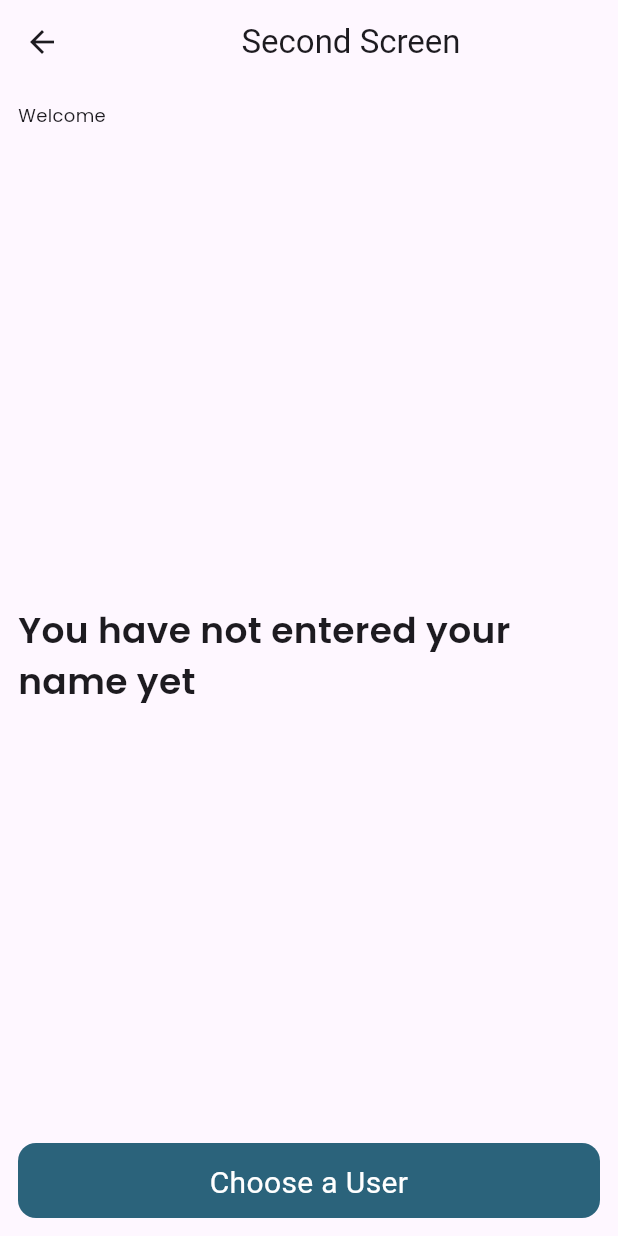
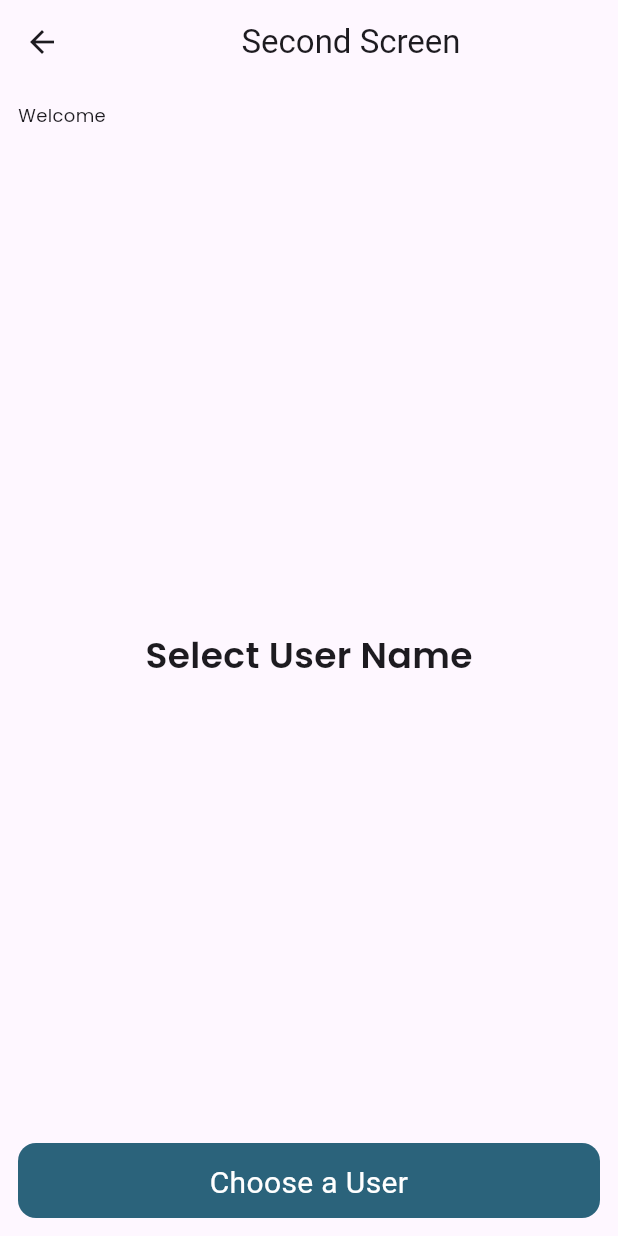
Before and after one commit to DeepSyyy/submisi_suitmedia_flutter, a Flutter app: the screen it shows after launch, after a tap on "NEXT", on a phone screen of 412 x 824 dp. Run offline on Flutter 3.47's test engine with Material 3 defaults, Android fonts, the phone set to English and light mode, and no system bars; our stand-ins replace dartz, dio, google_fonts, infinite_scroll_pagination; network calls fail.

Commit message:
edit: text when user not selected

```diff
--- a/lib/features/welcome/welcome_screen.dart
+++ b/lib/features/welcome/welcome_screen.dart
@@ -46,9 +46,7 @@ class _WelcomeScreenState extends State<WelcomeScreen> {
             ),
             Center(
               child: Text(
-                userName != ''
-                    ? 'Hello $userName'
-                    : 'You have not entered your name yet',
+                userName != '' ? 'Hello $userName' : 'Select User Name',
                 style: GoogleFonts.poppins(
                   fontSize: 24,
                   fontWeight: FontWeight.w600,
```
